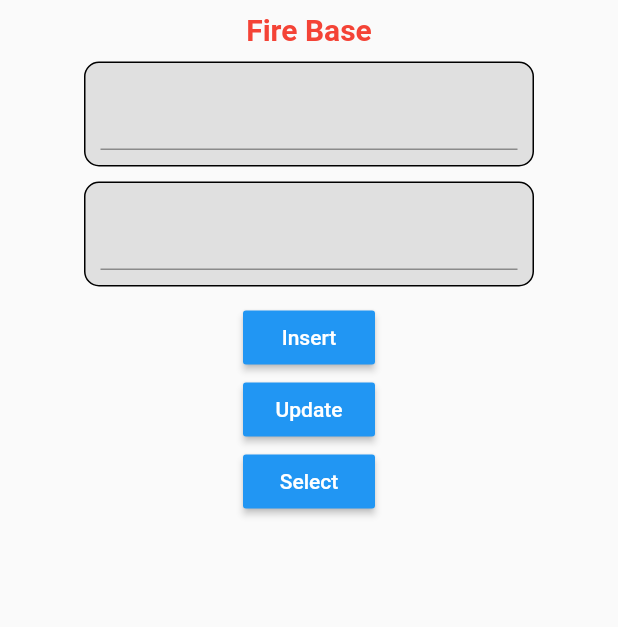
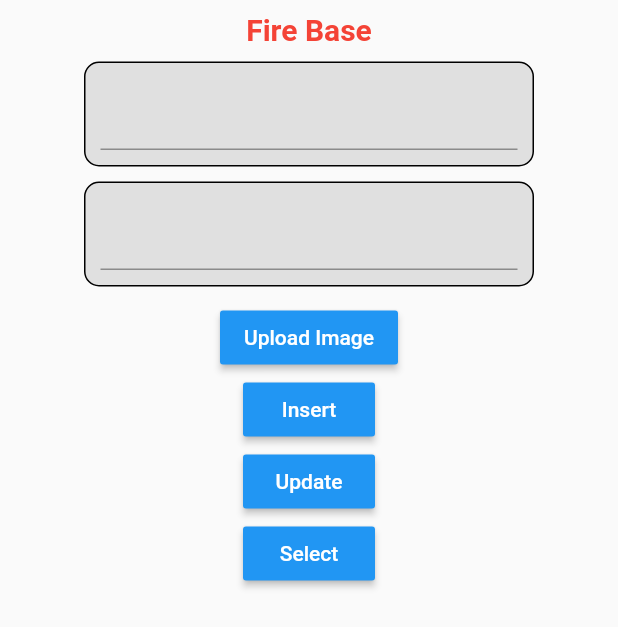
Before and after one commit to FBlood007/FireBase, a Flutter app: the screen it shows after launch, after a tap on "Insert", on a phone screen of 412 x 824 dp. Shown: the top 627 px of the screen. Run offline on Flutter 3.47's test engine with Material 2 defaults, Android fonts, the phone set to English and light mode, and no system bars; our stand-ins replace cloud_firestore, firebase_core, firebase_database, firebase_storage, image_picker; accounts and stored records are empty.

Commit message:
Added Image

```diff
--- a/lib/database.dart
+++ b/lib/database.dart
@@ -1,10 +1,14 @@
+import 'package:cloud_firestore/cloud_firestore.dart';
 import 'package:firebase_database/firebase_database.dart';
 
 class DataBase {
   static List<Map> data = [];
+
   static DatabaseReference db = FirebaseDatabase.instance.ref('employees');
+  // static CollectionReference fireStore =
+  //     FirebaseFirestore.instance.collection('employees');
 
-  static Future insertData(String email, String pass) async {
+  static Future insertData(String email, String pass,String imageURL) async {
     String key = db
         .push()
         .key!;
@@ -12,9 +16,17 @@ class DataBase {
     db.child(key).set({
       'email': email,
       'pass': pass,
+      'image':imageURL,
       'key': key,
 
     });
+
+    // fireStore.add({
+    //   'email': email,
+    //   'pass': pass,
+    // }).then((value) {
+    //   selectData();
+    // });
   }
 
   static Future updateDate(String email, String pass, String key) async {
@@ -25,14 +37,22 @@ class DataBase {
     }).then((value) {
       selectData();
     });
+
+    // fireStore.add({
+    //   'email': email,
+    //   'pass': pass,
+    // }).then((value) {
+    //   selectData();
+    // });
+
   }
 
   static deleteData(String key) {
     db.child(key).remove();
+    // fireStore.doc(key).delete();
   }
 
   static Future selectData() async {
-
     Map temp = {};
     db.once().then((value) {
       temp = value.snapshot.value as Map;
@@ -41,5 +61,10 @@ class DataBase {
         data.add(value);
       });
     });
+
+    // fireStore.get().then((value) {
+    // });
+
+
   }
 }
--- a/lib/firebase.dart
+++ b/lib/firebase.dart
@@ -1,4 +1,8 @@
+import 'dart:io';
+
+import 'package:firebase_storage/firebase_storage.dart';
 import 'package:flutter/material.dart';
+import 'package:image_picker/image_picker.dart';
 
 import 'database.dart';
 
@@ -15,6 +19,32 @@ class _FireBaseState extends State<FireBase> {
   TextEditingController passController = TextEditingController();
 
   String selectedDataKey = '';
+  FirebaseStorage storage = FirebaseStorage.instance;
+  String imageURL = '';
+
+  uploadImage() async {
+
+    ///Pick image from Gallery
+    final ImagePicker _picker = ImagePicker();
+    XFile? image = await _picker.pickImage(source: ImageSource.gallery);
+
+    ///Create Folder and File
+    Reference reference = storage.ref().child("images/${DateTime.now().toString()}");
+
+    ///Upload Image
+    UploadTask uploadTask = reference.putFile(File(image!.path));
+
+    ///Set Url
+    await(await uploadTask).ref.getDownloadURL().then((value) {
+      print('===$value');
+      imageURL = value;
+    });
+
+    ///Insert Data to Realtime Firebase
+    setState(() {
+
+    });
+  }
 
   @override
   Widget build(BuildContext context) {
@@ -64,10 +94,18 @@ class _FireBaseState extends State<FireBase> {
               const SizedBox(height: 10,),
               MaterialButton(
                   color: Colors.blue,
+                  onPressed:(){
+                    uploadImage();
+                  },
+                child:const Text('Upload Image',style: TextStyle(color: Colors.white),),
+              ),
+              MaterialButton(
+                  color: Colors.blue,
                   onPressed: () {
                     DataBase.insertData(
                       emailController.text,
                       passController.text,
+                      imageURL,
                     ).then((value) {
                       setState(() {});
                     });
@@ -85,7 +123,6 @@ class _FireBaseState extends State<FireBase> {
                     });
                   },
                   child:const Text('Update',style: TextStyle(color: Colors.white),)),
-              //MaterialButton(onPressed: () {}, child: Text('Delete')),
               MaterialButton(
                 color: Colors.blue,
                   onPressed: () {
@@ -99,6 +136,7 @@ class _FireBaseState extends State<FireBase> {
                 child: ListView.builder(
                   itemCount: DataBase.data.length,
                   itemBuilder: (context, index) => ListTile(
+                    leading: CircleAvatar(backgroundImage: NetworkImage(DataBase.data[index]['image']),),
                     onTap: () {
                       setState(() {
                         emailController.text = DataBase.data[index]['email'];
@@ -106,11 +144,10 @@ class _FireBaseState extends State<FireBase> {
                         selectedDataKey = DataBase.data[index]['key'];
                       });
                     },
-                    title: Text(
-                      DataBase.data[index]['email'],
+                    title: Text('Email : '+DataBase.data[index]['email'],
                       style:const TextStyle(color: Colors.red),
                     ),
-                    subtitle: Text(DataBase.data[index]['pass']),
+                    subtitle: Text('Pass : '+DataBase.data[index]['pass']),
                     trailing: IconButton(
                       onPressed: () {
                         DataBase.deleteData(DataBase.data[index]['key']);
--- a/lib/main.dart
+++ b/lib/main.dart
@@ -3,10 +3,10 @@ import 'package:flutter/material.dart';
 
 import 'firebase.dart';
 
-void main() {
+Future<void> main() async {
 
   WidgetsFlutterBinding.ensureInitialized();
-  Firebase.initializeApp();
+  await Firebase.initializeApp();
   runApp(
       const MaterialApp(
         debugShowCheckedModeBanner: false,
--- a/pubspec.yaml
+++ b/pubspec.yaml
@@ -36,6 +36,10 @@ dependencies:
   cupertino_icons: ^1.0.2
   firebase_database: ^9.0.8
   firebase_core:
+  cloud_firestore:
+  image_picker: ^0.8.4+10
+  firebase_storage:
+  firebase_auth:
 
 dev_dependencies:
   flutter_test:
```
Also changed, not shown: pubspec.lock, 1 other file.
